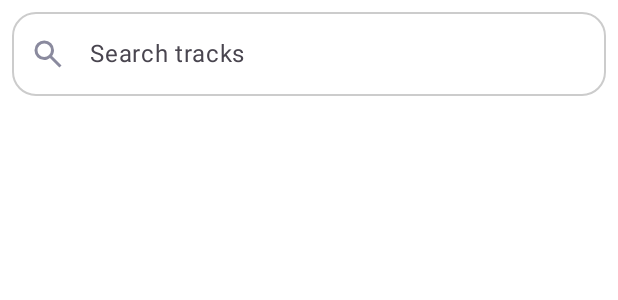
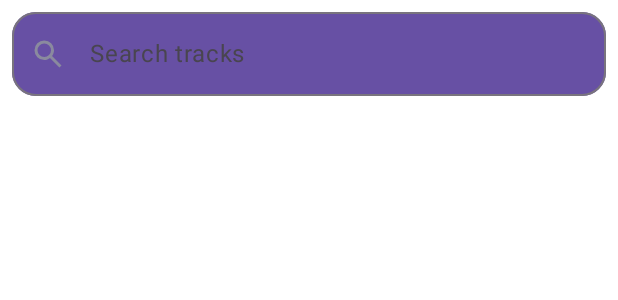
Before and after one commit to meeten/android-media3-audio-player, an Android app built with Jetpack Compose: the @Preview function SearchBarCustomPreview, on a phone screen of 412 x 824 dp. Shown: the top 300 px of the screen. Run offline under Robolectric (Android 15) with nearby library versions, the phone set to English and light mode, and no system bars.

Commit message:
Apply theme colors to player and shared UI components

```diff
--- a/app/src/main/java/com/example/mediastoreexampleapp/core/Loading.kt
+++ b/app/src/main/java/com/example/mediastoreexampleapp/core/Loading.kt
@@ -2,10 +2,10 @@ package com.example.mediastoreexampleapp.core
 
 import androidx.compose.foundation.layout.Box
 import androidx.compose.material3.CircularProgressIndicator
+import androidx.compose.material3.MaterialTheme
 import androidx.compose.runtime.Composable
 import androidx.compose.ui.Alignment
 import androidx.compose.ui.Modifier
-import androidx.compose.ui.graphics.Color
 
 @Composable
 fun Loading(modifier: Modifier = Modifier) {
@@ -14,7 +14,7 @@ fun Loading(modifier: Modifier = Modifier) {
         contentAlignment = Alignment.Center
     ) {
         CircularProgressIndicator(
-            color = Color(0xFF7C75F5)
+            color = MaterialTheme.colorScheme.secondary
         )
     }
 }
--- a/app/src/main/java/com/example/mediastoreexampleapp/core/SearchBarCustom.kt
+++ b/app/src/main/java/com/example/mediastoreexampleapp/core/SearchBarCustom.kt
@@ -4,6 +4,8 @@ import androidx.compose.foundation.Image
 import androidx.compose.foundation.layout.fillMaxWidth
 import androidx.compose.foundation.layout.padding
 import androidx.compose.foundation.shape.RoundedCornerShape
+import androidx.compose.foundation.text.selection.TextSelectionColors
+import androidx.compose.material3.MaterialTheme
 import androidx.compose.material3.OutlinedTextField
 import androidx.compose.material3.OutlinedTextFieldDefaults
 import androidx.compose.material3.Text
@@ -37,10 +39,15 @@ fun SearchBarCustom(
         },
         placeholder = { Text(text = stringResource(R.string.search_tracks)) },
         colors = OutlinedTextFieldDefaults.colors(
-            focusedContainerColor = Color.White,
-            unfocusedContainerColor = Color.White,
-            focusedBorderColor = Color.LightGray,
-            unfocusedBorderColor = Color.LightGray
+            focusedContainerColor = MaterialTheme.colorScheme.primary,
+            unfocusedContainerColor = MaterialTheme.colorScheme.primary,
+            focusedBorderColor = MaterialTheme.colorScheme.outline,
+            unfocusedBorderColor = MaterialTheme.colorScheme.outline,
+            cursorColor = MaterialTheme.colorScheme.secondary,
+            selectionColors = TextSelectionColors(
+                handleColor = MaterialTheme.colorScheme.secondary,
+                backgroundColor = MaterialTheme.colorScheme.secondary
+            )
         )
     )
 }
```
Also changed, not shown: app/src/main/java/com/example/mediastoreexampleapp/app/ui/BottomAppBarCustom.kt (+5 -4 lines), app/src/main/java/com/example/mediastoreexampleapp/core/PlayerControls.kt (+10 -6 lines), app/src/main/java/com/example/mediastoreexampleapp/core/PlayerSlider.kt (+8 -5 lines), app/src/main/java/com/example/mediastoreexampleapp/core/TrackCard.kt (+4 -3 lines), app/src/main/java/com/example/mediastoreexampleapp/presentation/player/PlayerScreen.kt (+7 -4 lines).
